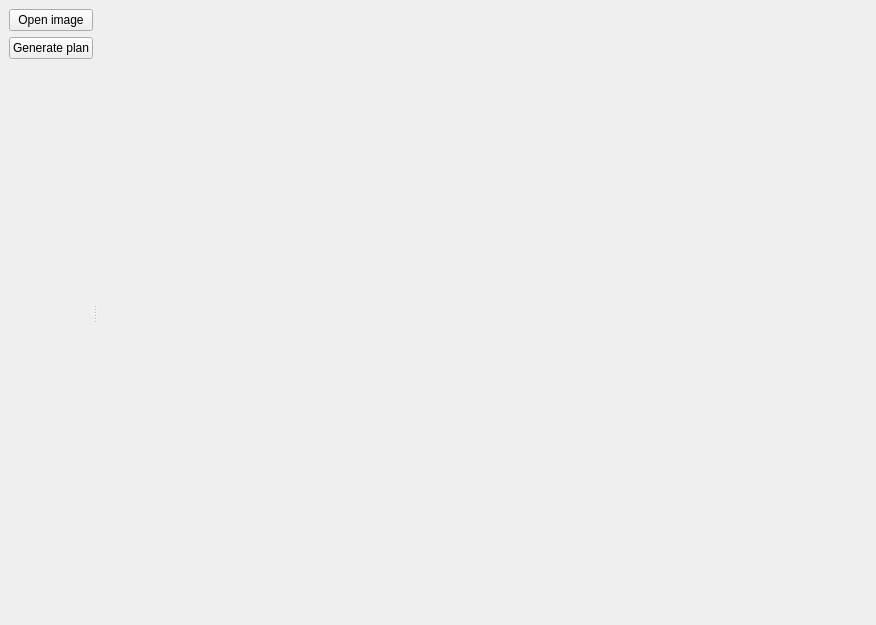
Qt form MainWindow.ui (alexshtf/beadsplan) before a commit.
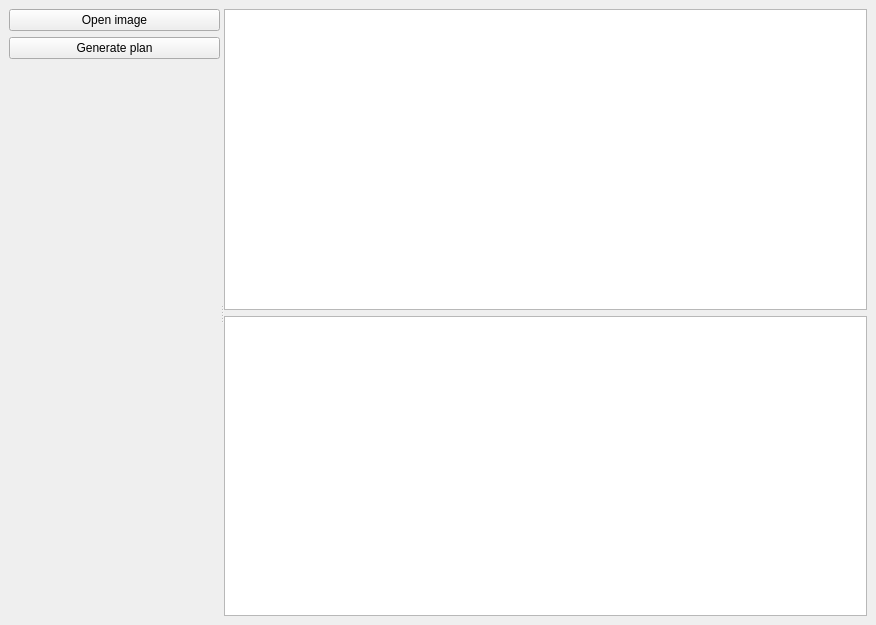
The same form after that commit.

Commit message: User can now scroll image and plan views

What changed in the file:
```diff
--- a/MainWindow.ui
+++ b/MainWindow.ui
@@ -26,7 +26,7 @@
       <property name="orientation">
        <enum>Qt::Horizontal</enum>
       </property>
-      <widget class="QWidget" name="">
+      <widget class="QWidget" name="layoutWidget">
        <layout class="QVBoxLayout" name="verticalLayout">
         <property name="sizeConstraint">
          <enum>QLayout::SetDefaultConstraint</enum>
@@ -75,13 +75,15 @@
         </item>
        </layout>
       </widget>
-      <widget class="QLabel" name="imageLabel">
-       <property name="sizePolicy">
-        <sizepolicy hsizetype="Expanding" vsizetype="Expanding">
-         <horstretch>1</horstretch>
-         <verstretch>0</verstretch>
-        </sizepolicy>
-       </property>
+      <widget class="QWidget" name="verticalLayoutWidget">
+       <layout class="QVBoxLayout" name="verticalLayout_3">
+        <item>
+         <widget class="QGraphicsView" name="imgView"/>
+        </item>
+        <item>
+         <widget class="QGraphicsView" name="planView"/>
+        </item>
+       </layout>
       </widget>
      </widget>
     </item>
```
Left out of the diff: 5 changed lines with no effect on the pictures. The commit also changes 4 other files.
